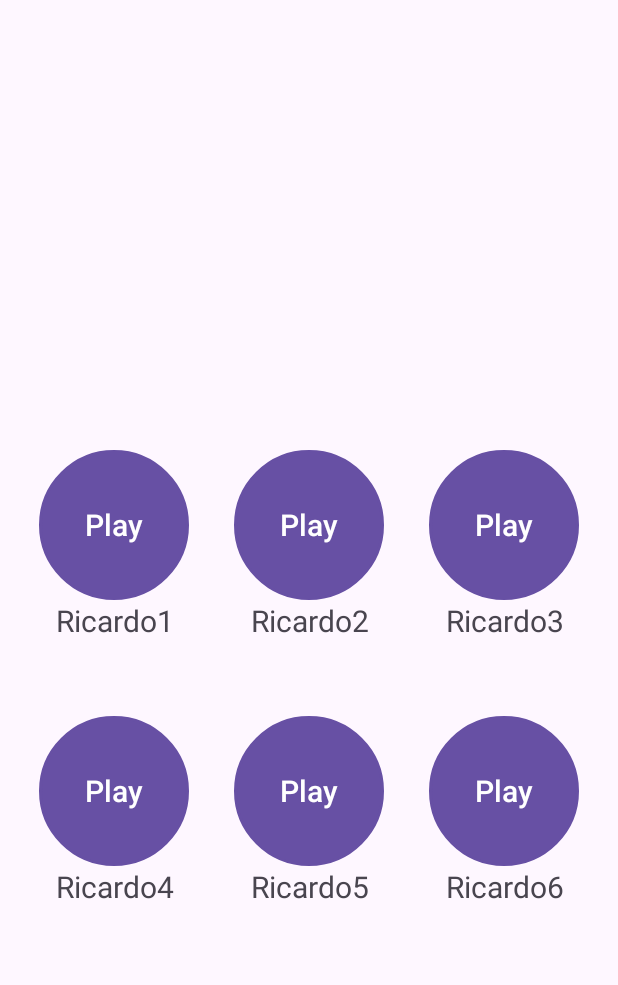
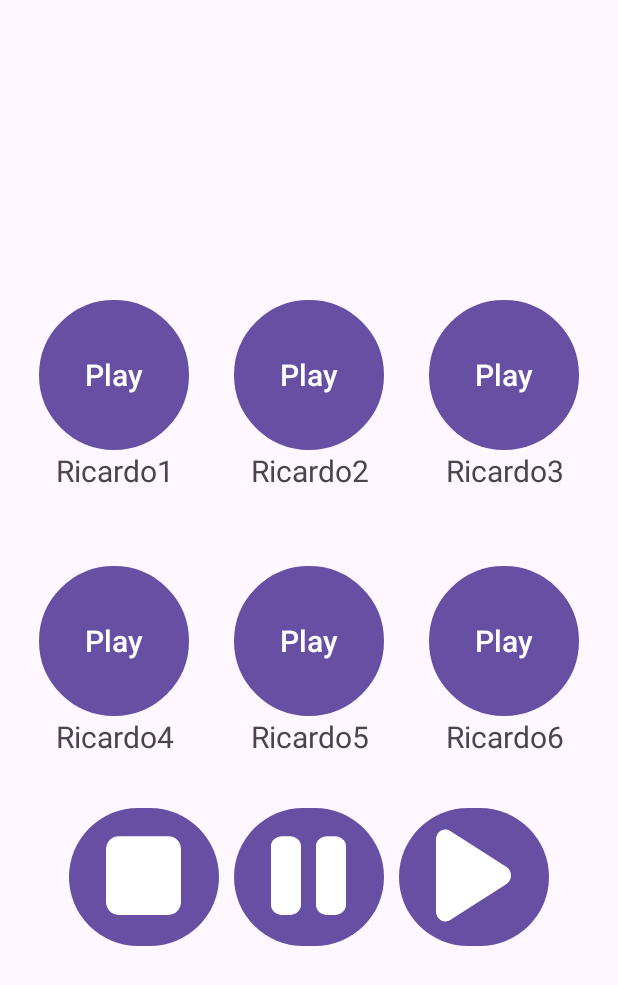
Before and after one commit to Gabrielc476/mobilemyinstants, an Android app: the screen it shows after launch (MainActivity), on a phone screen of 412 x 824 dp. Shown: the top 985 px of the screen. Run offline under Robolectric (Android 15) with nearby library versions, the phone set to English and light mode, and no system bars.

Commit message:
projto mobile concluido

```diff
--- a/app/src/main/java/com/example/myapplication/Botoes.kt
+++ b/app/src/main/java/com/example/myapplication/Botoes.kt
@@ -12,8 +12,12 @@ class Botoes {
         botao4: Button,
         botao5: Button,
         botao6: Button,
+        playbutton : Button,
+        pausebutton : Button,
+        stopbutton: Button,
         mediaplayer : MediaPlayer,
-        context:Context
+        context:Context,
+
         ){
         var mp = mediaplayer
         botao1.setOnClickListener{
@@ -94,6 +98,16 @@ class Botoes {
                 mp.start()
             }
         }
+        playbutton.setOnClickListener {
+            mp.start()
+        }
+        pausebutton.setOnClickListener {
+            mp.pause()
+        }
+        stopbutton.setOnClickListener {
+            mp.stop()
+            mp.seekTo(0)
+        }
     }
 
 }
--- a/app/src/main/java/com/example/myapplication/MainActivity.kt
+++ b/app/src/main/java/com/example/myapplication/MainActivity.kt
@@ -17,9 +17,11 @@ class MainActivity : AppCompatActivity() {
         val botao4 : Button = findViewById(R.id.botao4)
         val botao5 : Button = findViewById(R.id.botao5)
         val botao6 : Button = findViewById(R.id.botao6)
-
+        val playbutton : Button = findViewById(R.id.play_button)
+        val pausebutton : Button = findViewById(R.id.pause_button)
+        val stopbutton : Button = findViewById(R.id.stop_button)
         val botoes : Botoes = Botoes()
-        botoes.setListeners(botao1,botao2,botao3,botao4,botao5,botao6,mp,this)
+        botoes.setListeners(botao1,botao2,botao3,botao4,botao5,botao6,playbutton,pausebutton,stopbutton,mp,this)
 
 
     }
--- /dev/null
+++ b/app/src/main/res/drawable/pause_solid.xml
@@ -0,0 +1,4 @@
+<vector android:height="70dp" android:viewportHeight="512"
+    android:viewportWidth="320" android:width="50dp" xmlns:android="http://schemas.android.com/apk/res/android">
+    <path android:fillColor="#FFF" android:pathData="M48,64C21.5,64 0,85.5 0,112L0,400c0,26.5 21.5,48 48,48L80,448c26.5,0 48,-21.5 48,-48L128,112c0,-26.5 -21.5,-48 -48,-48L48,64zM240,64c-26.5,0 -48,21.5 -48,48L192,400c0,26.5 21.5,48 48,48h32c26.5,0 48,-21.5 48,-48L320,112c0,-26.5 -21.5,-48 -48,-48L240,64z"/>
+</vector>
--- /dev/null
+++ b/app/src/main/res/drawable/play_solid.xml
@@ -0,0 +1,4 @@
+<vector android:height="70dp" android:viewportHeight="512"
+    android:viewportWidth="384" android:width="50dp" xmlns:android="http://schemas.android.com/apk/res/android">
+    <path android:fillColor="#FFF" android:pathData="M73,39c-14.8,-9.1 -33.4,-9.4 -48.5,-0.9S0,62.6 0,80V432c0,17.4 9.4,33.4 24.5,41.9s33.7,8.1 48.5,-0.9L361,297c14.3,-8.7 23,-24.2 23,-41s-8.7,-32.2 -23,-41L73,39z"/>
+</vector>
--- /dev/null
+++ b/app/src/main/res/drawable/stop_solid.xml
@@ -0,0 +1,4 @@
+<vector android:height="70dp" android:viewportHeight="512"
+    android:viewportWidth="384" android:width="50dp" xmlns:android="http://schemas.android.com/apk/res/android">
+    <path android:fillColor="#FFFF" android:pathData="M0,128C0,92.7 28.7,64 64,64H320c35.3,0 64,28.7 64,64V384c0,35.3 -28.7,64 -64,64H64c-35.3,0 -64,-28.7 -64,-64V128z"/>
+</vector>
--- a/app/src/main/res/layout/activity_main.xml
+++ b/app/src/main/res/layout/activity_main.xml
@@ -12,7 +12,7 @@
         android:layout_width="wrap_content"
         android:layout_height="wrap_content"
         android:orientation="horizontal"
-        android:layout_marginTop="300dp"
+        android:layout_marginTop="200dp"
         >
         <LinearLayout
             android:layout_width="wrap_content"
@@ -161,5 +161,40 @@
 
     </LinearLayout>
 
+    <LinearLayout
+        android:layout_width="match_parent"
+        android:layout_height="wrap_content"
+        android:gravity="center_horizontal"
+        android:orientation="horizontal"
+        android:layout_marginTop="30dp"
+        >
+
+        <Button
+            android:id="@+id/stop_button"
+            android:layout_width="100dp"
+            android:layout_height="100dp"
+            android:drawableTop="@drawable/stop_solid"
+            android:paddingTop="10dp"
+            android:gravity="center" />
+        <Button
+            android:id="@+id/pause_button"
+            android:layout_width="100dp"
+            android:layout_height="100dp"
+            android:drawableTop="@drawable/pause_solid"
+            android:paddingTop="10dp"
+            android:gravity="center"
+            android:layout_marginStart="10dp"
+
+            />
+        <Button
+            android:id="@+id/play_button"
+            android:layout_width="100dp"
+            android:layout_height="100dp"
+            android:drawableTop="@drawable/play_solid"
+            android:paddingTop="10dp"
+            android:gravity="center"
+            android:layout_marginStart="10dp"/>
+    </LinearLayout>
+
 
 </LinearLayout>
```
